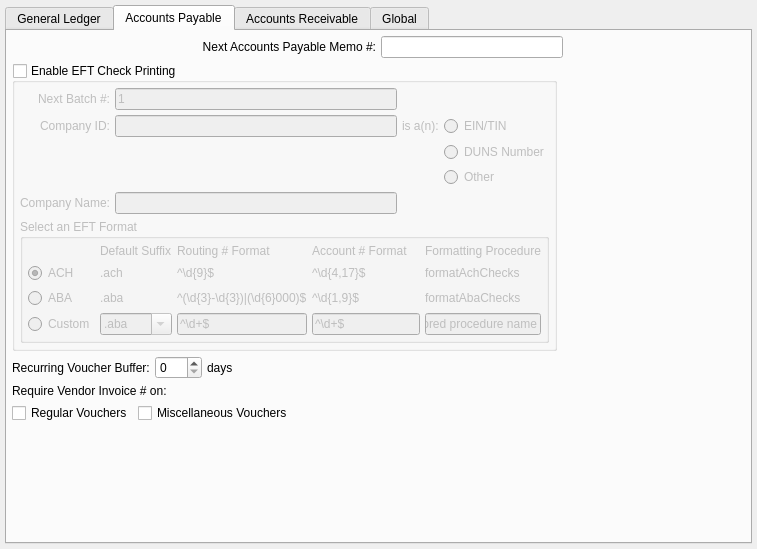
The window that guiclient/configureGL.ui (knowhow/xtuple) describes before a commit, drawn with Qt 5.
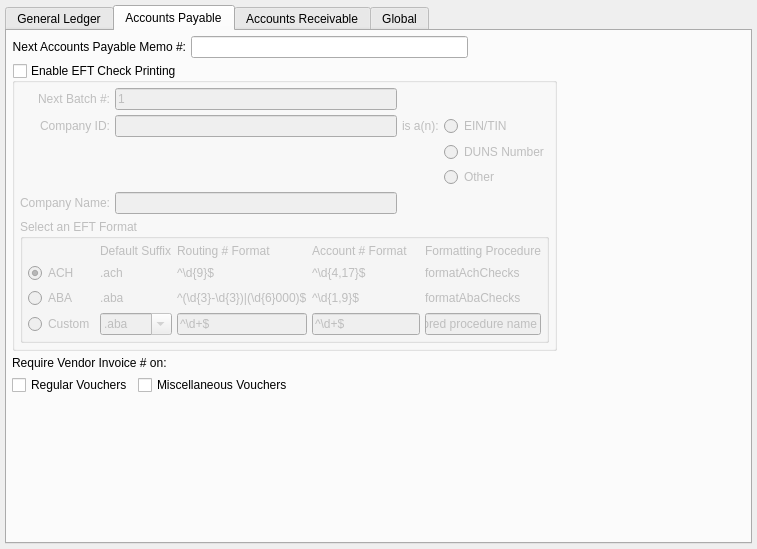
The same window after the commit. The open tabs and pages were chosen to show the change. Custom widgets are drawn as their Qt base class.

The edit to the form file:
```diff
--- a/guiclient/configureGL.ui
+++ b/guiclient/configureGL.ui
@@ -717,7 +717,7 @@
              </item>
             </layout>
            </item>
-           <item row="3" column="0" colspan="2">
+           <item row="2" column="0" colspan="2">
             <layout class="QHBoxLayout" name="horizontalLayout_3">
              <item>
               <layout class="QGridLayout" name="gridLayout_7">
@@ -759,40 +759,6 @@
              </item>
             </layout>
            </item>
-           <item row="2" column="0">
-            <layout class="QHBoxLayout" name="_4">
-             <item>
-              <widget class="QLabel" name="_recurringVoucherBufferLit">
-               <property name="text">
-                <string>Recurring Voucher Buffer:</string>
-               </property>
-               <property name="buddy">
-                <cstring>_recurringVoucherBuffer</cstring>
-               </property>
-              </widget>
-             </item>
-             <item>
-              <widget class="QSpinBox" name="_recurringVoucherBuffer">
-               <property name="maximum">
-                <number>999</number>
-               </property>
-              </widget>
-             </item>
-             <item>
-              <widget class="QLabel" name="_recurringVoucherBufferDaysLit">
-               <property name="sizePolicy">
-                <sizepolicy hsizetype="Expanding" vsizetype="Preferred">
-                 <horstretch>0</horstretch>
-                 <verstretch>0</verstretch>
-                </sizepolicy>
-               </property>
-               <property name="text">
-                <string>days</string>
-               </property>
-              </widget>
-             </item>
-            </layout>
-           </item>
           </layout>
          </item>
          <item>
```
Left out of the diff: 44 changed lines with no effect on the pictures. Lines whose indentation alone changed are shown as unchanged.
